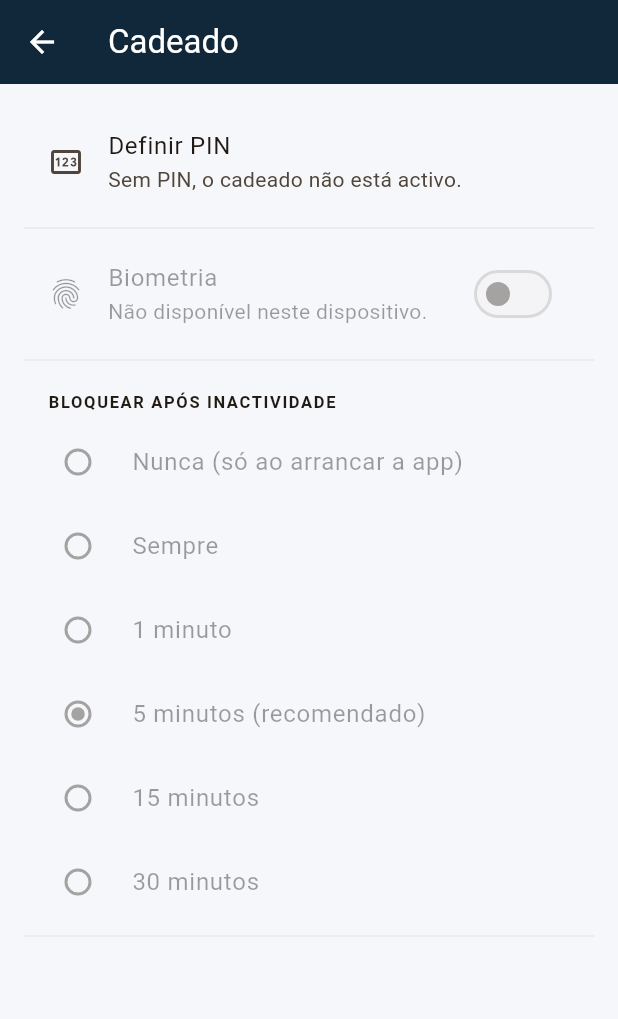
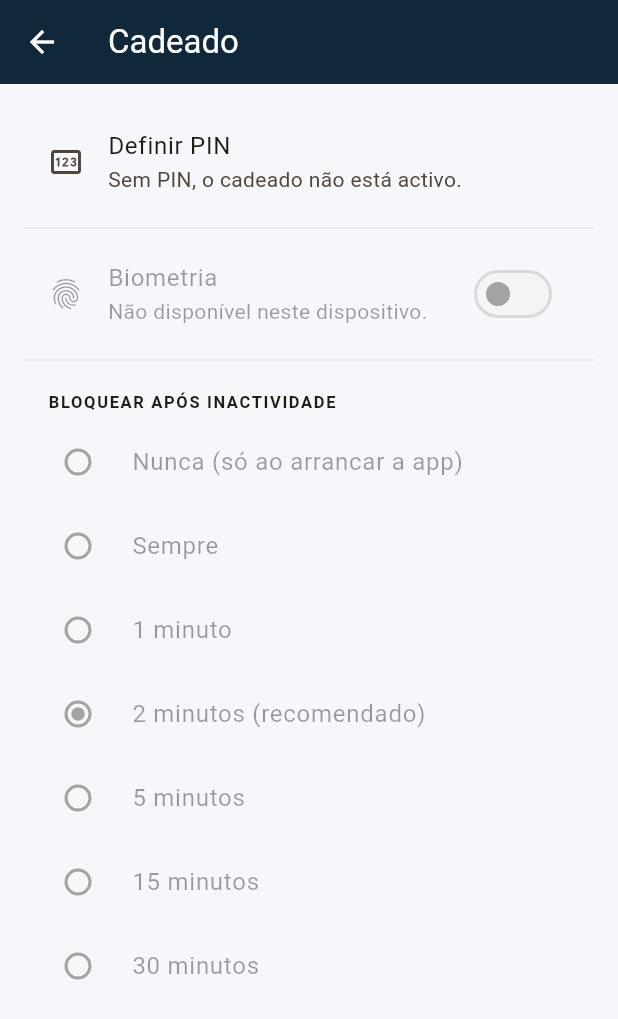
Before and after one commit to DecisaoDigital/punho, a Flutter app: the DefinicoesCadeadoPage screen opened directly, on a phone screen of 412 x 824 dp. Shown: the top 1019 px of the screen. Run offline on Flutter 3.47's test engine with Material 3 defaults, Android fonts, the phone set to English and light mode, and no system bars; our stand-ins replace device_info_plus, file_picker, flutter_riverpod, flutter_secure_storage, image_picker, local_auth and 3 more; missing offline and left inert: google_mlkit_barcode_scanning; accounts and stored records are empty.

Commit message:
feat(cadeado): acrescenta opção de 2 minutos e passa a ser o default
5 minutos era demasiado tempo desbloqueado para quem larga o telemóvel
num balcão. 2 minutos fica como recomendado; 5 continua disponível.

Co-Authored-By: Claude Sonnet 5 <noreply@anthropic.com>

```diff
--- a/lib/core/cadeado/cadeado_service.dart
+++ b/lib/core/cadeado/cadeado_service.dart
@@ -14,7 +14,7 @@ import 'package:shared_preferences/shared_preferences.dart';
 /// **Estado guardado:**
 ///   - PIN: hash sha256 com salt em `flutter_secure_storage` (keystore Android)
 ///   - Threshold em minutos: `SharedPreferences` (`cadeado.threshold_minutes`;
-///     -1 = nunca; 1/5/15/30). Default 5.
+///     -1 = nunca; 1/2/5/15/30). Default 2.
 ///   - Biometria activada: `SharedPreferences` (`cadeado.biometria`; default true
 ///     se disponível)
 ///   - Último `paused` (epoch ms): `SharedPreferences`
@@ -41,7 +41,7 @@ class CadeadoService {
   static const _kThreshold = 'cadeado.threshold_minutes';
   static const _kBiometria = 'cadeado.biometria';
   static const _kUltimoPausedMs = 'cadeado.ultimo_paused_ms';
-  static const thresholdDefault = 5;
+  static const thresholdDefault = 2;
 
   Future<bool> temPinDefinido() async {
     final h = await _secure.read(key: _kPinHash);
--- a/lib/core/cadeado/definicoes_cadeado_page.dart
+++ b/lib/core/cadeado/definicoes_cadeado_page.dart
@@ -7,7 +7,7 @@ import 'cadeado_service.dart';
 /// Página de definições do cadeado local.
 ///
 /// - Definir/alterar PIN
-/// - Threshold em minutos (Nunca / 1 / 5 / 15 / 30)
+/// - Threshold em minutos (Nunca / Sempre / 1 / 2 / 5 / 15 / 30)
 /// - Activar/desactivar biometria
 /// - Bloquear agora (útil para testar)
 class DefinicoesCadeadoPage extends ConsumerStatefulWidget {
@@ -205,7 +205,8 @@ class _DefinicoesCadeadoPageState extends ConsumerState<DefinicoesCadeadoPage> {
                 (-1, 'Nunca (só ao arrancar a app)'),
                 (0, 'Sempre'),
                 (1, '1 minuto'),
-                (5, '5 minutos (recomendado)'),
+                (2, '2 minutos (recomendado)'),
+                (5, '5 minutos'),
                 (15, '15 minutos'),
                 (30, '30 minutos'),
               ])
```
